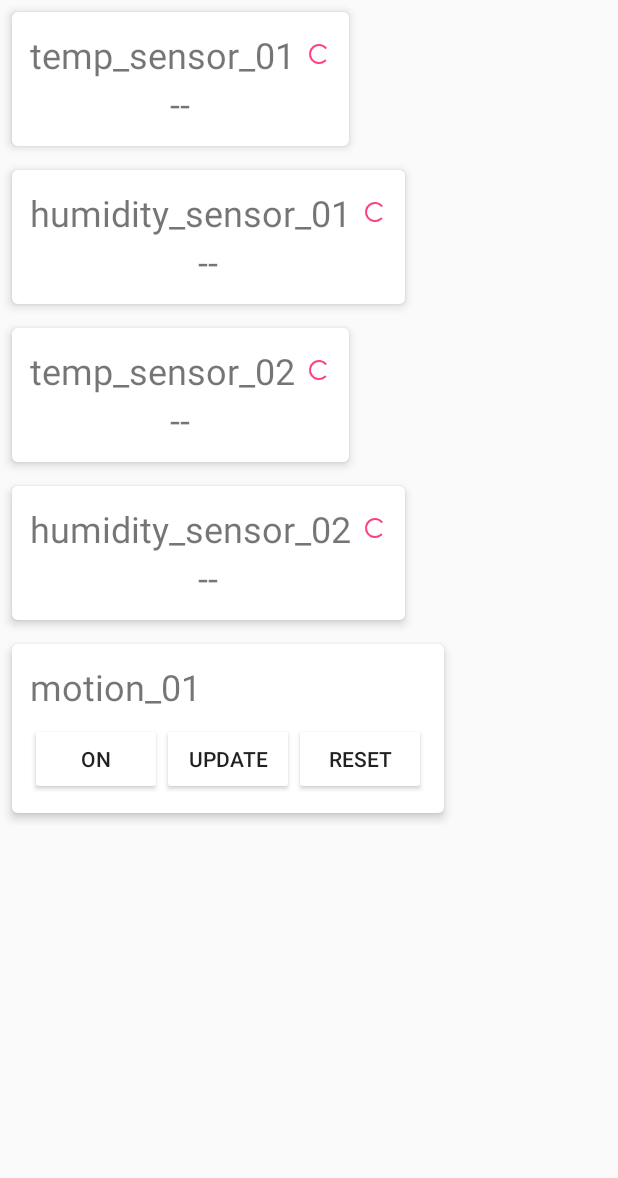
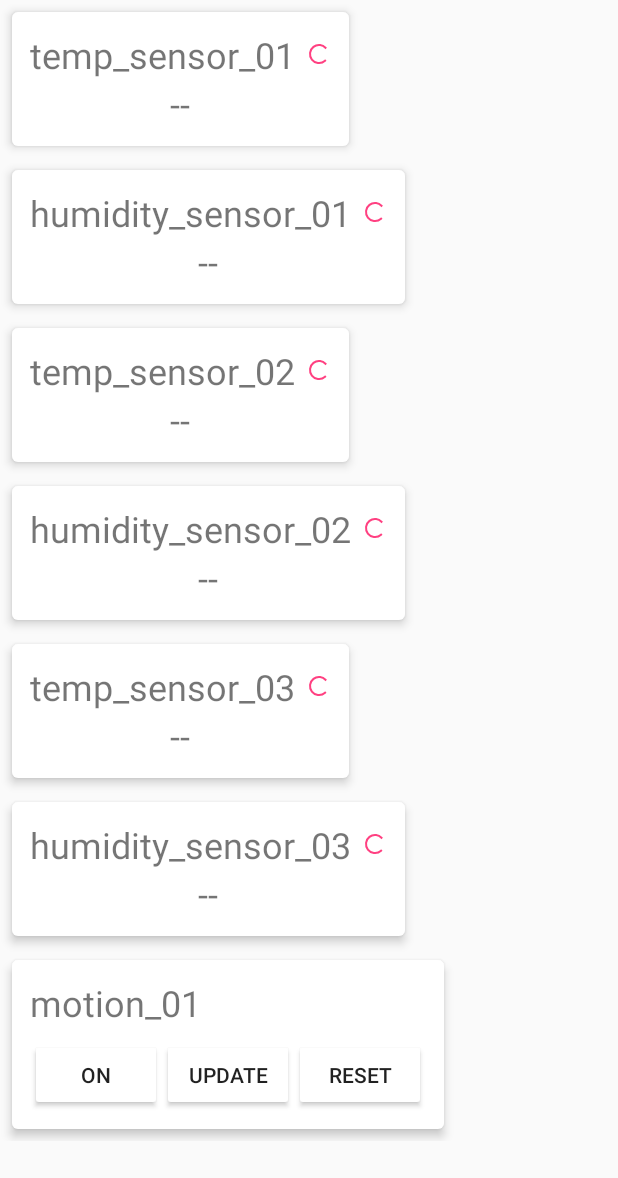
Before and after one commit to simmlemming/home2, an Android app: the screen it shows after launch (MainActivity), on a phone screen of 412 x 824 dp. Shown: the top 1178 px of the screen. Run offline under Robolectric (Android 15) with nearby library versions, the phone set to English and light mode, and no system bars; 11 statements that could not run were skipped.

Commit message:
App shows 3 temp and hum sensors.

```diff
--- a/app/src/main/java/org/home2/MainActivity.kt
+++ b/app/src/main/java/org/home2/MainActivity.kt
@@ -17,6 +17,8 @@ private const val TEMP_SENSOR_NAME_01 = "temp_sensor_01"
 private const val HUMIDITY_SENSOR_NAME_01 = "humidity_sensor_01"
 private const val TEMP_SENSOR_NAME_02 = "temp_sensor_02"
 private const val HUMIDITY_SENSOR_NAME_02 = "humidity_sensor_02"
+private const val TEMP_SENSOR_NAME_03 = "temp_sensor_03"
+private const val HUMIDITY_SENSOR_NAME_03 = "humidity_sensor_03"
 
 class MainActivity : FragmentActivity() {
     companion object {
@@ -30,6 +32,8 @@ class MainActivity : FragmentActivity() {
     private lateinit var hum01View: ValueView
     private lateinit var temp02View: ValueView
     private lateinit var hum02View: ValueView
+    private lateinit var temp03View: ValueView
+    private lateinit var hum03View: ValueView
 
     private lateinit var motionSensorView: MotionSensorView
     private lateinit var connectionStatusView: TextView
@@ -76,6 +80,8 @@ class MainActivity : FragmentActivity() {
             service!!.observe(HUMIDITY_SENSOR_NAME_01, this@MainActivity, hum01View)
             service!!.observe(TEMP_SENSOR_NAME_02, this@MainActivity, temp02View)
             service!!.observe(HUMIDITY_SENSOR_NAME_02, this@MainActivity, hum02View)
+            service!!.observe(TEMP_SENSOR_NAME_03, this@MainActivity, temp03View)
+            service!!.observe(HUMIDITY_SENSOR_NAME_03, this@MainActivity, hum03View)
 
             service!!.device(HomeService.DEVICE_NAME_ALL).state()
         }
@@ -89,6 +95,8 @@ class MainActivity : FragmentActivity() {
         hum01View = findViewById(R.id.hum_01)
         temp02View = findViewById(R.id.temp_02)
         hum02View = findViewById(R.id.hum_02)
+        temp03View = findViewById(R.id.temp_03)
+        hum03View = findViewById(R.id.hum_03)
         motionSensorView = findViewById(R.id.motion_sensor)
         connectionStatusView = findViewById(R.id.connection_status)
 
@@ -103,12 +111,21 @@ class MainActivity : FragmentActivity() {
         hum02View.name = HUMIDITY_SENSOR_NAME_02
         hum02View.units = "%"
 
+        temp03View.name = TEMP_SENSOR_NAME_03
+        temp03View.units = "°C"
+        hum03View.name = HUMIDITY_SENSOR_NAME_03
+        hum03View.units = "%"
+
         motionSensorView.listener = motionSensorListener
+
         temp01View.listener = baseDeviceListener
         hum01View.listener = baseDeviceListener
 
         temp02View.listener = baseDeviceListener
         hum02View.listener = baseDeviceListener
+
+        temp03View.listener = baseDeviceListener
+        hum03View.listener = baseDeviceListener
 
         val homeService = Intent(this, HomeService::class.java)
         startService(homeService)
--- a/app/src/main/res/layout/activity_main.xml
+++ b/app/src/main/res/layout/activity_main.xml
@@ -47,11 +47,29 @@
             android:background="@drawable/white_rounded_rectangle"
             android:elevation="4dp" />
 
+        <org.home2.ValueView
+            android:id="@+id/temp_03"
+            android:layout_width="wrap_content"
+            android:layout_height="wrap_content"
+            android:layout_below="@id/hum_02"
+            android:layout_marginTop="16dp"
+            android:background="@drawable/white_rounded_rectangle"
+            android:elevation="4dp" />
+
+        <org.home2.ValueView
+            android:id="@+id/hum_03"
+            android:layout_width="wrap_content"
+            android:layout_height="wrap_content"
+            android:layout_below="@id/temp_03"
+            android:layout_marginTop="16dp"
+            android:background="@drawable/white_rounded_rectangle"
+            android:elevation="4dp" />
+
         <org.home2.MotionSensorView
             android:id="@+id/motion_sensor"
             android:layout_width="wrap_content"
             android:layout_height="wrap_content"
-            android:layout_below="@id/hum_02"
+            android:layout_below="@id/hum_03"
             android:layout_marginTop="16dp"
             android:background="@drawable/white_rounded_rectangle"
             android:elevation="4dp" />
```
